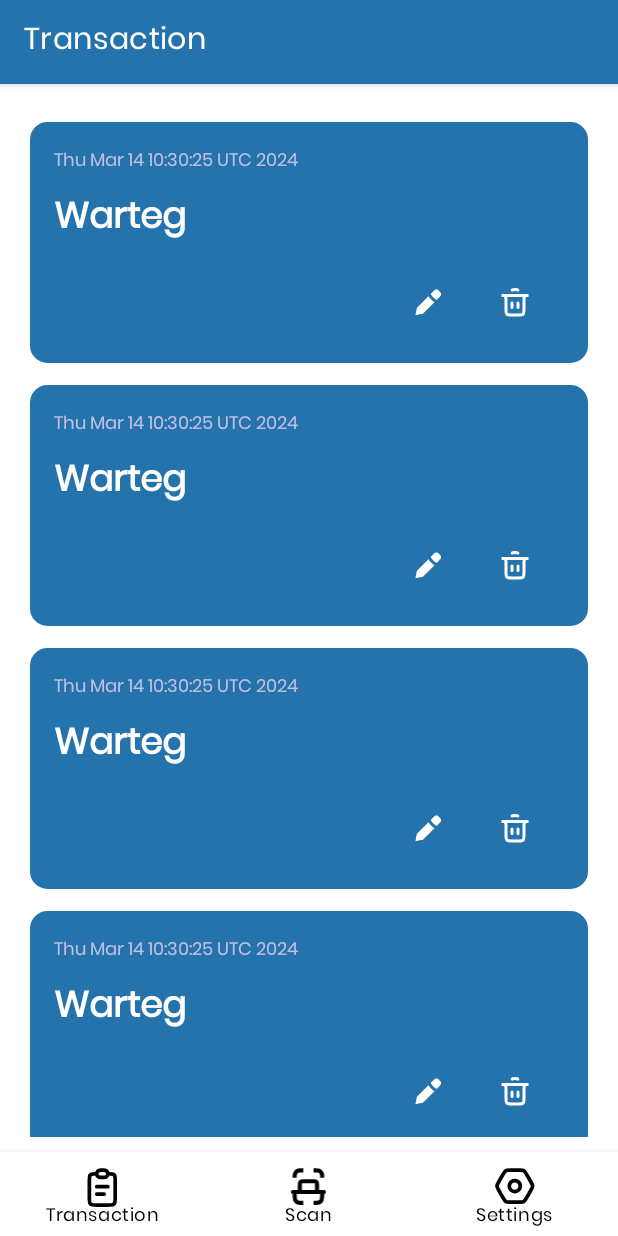
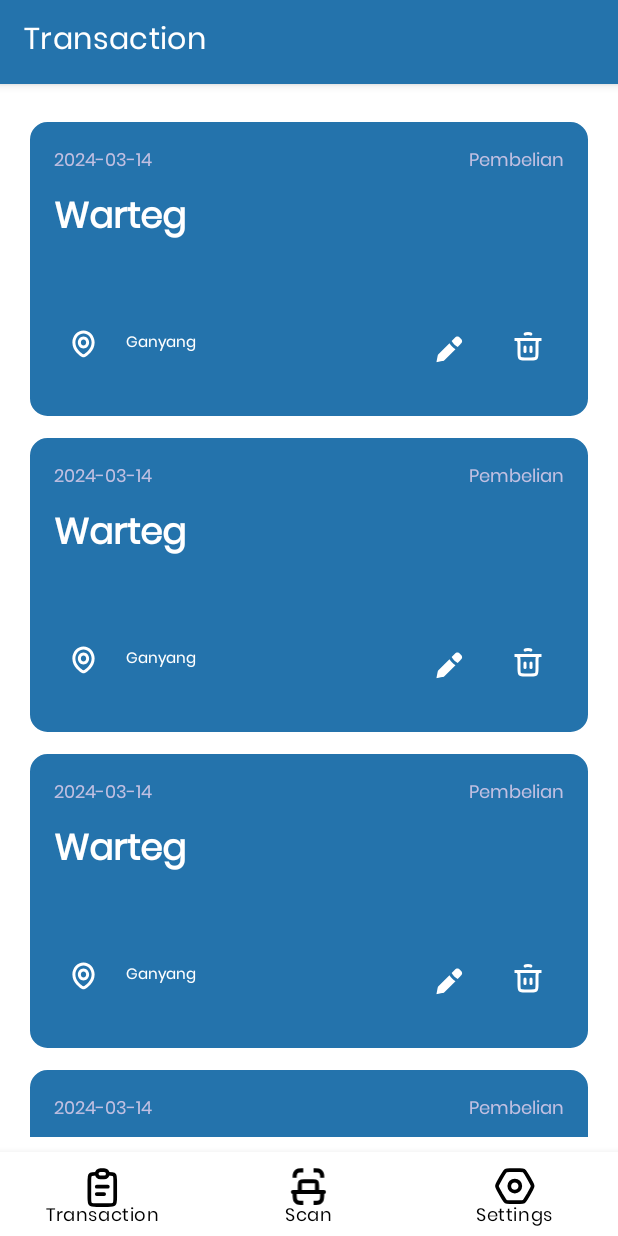
Before and after one commit to febryanarota/-IF3210-2024-Android-VBD, an Android app: the MainActivity screen opened directly, with no data from a screen before it, on a phone screen of 412 x 824 dp. Run offline under Robolectric (Android 15) with nearby library versions, the phone set to English and light mode, and no system bars; our stand-ins replace Room's generated code, navigation-ui; 4 statements that could not run were skipped.

```diff
--- a/app/src/main/java/com/example/bondoman/activities/MainActivity.kt
+++ b/app/src/main/java/com/example/bondoman/activities/MainActivity.kt
@@ -39,7 +39,6 @@ class MainActivity : AppCompatActivity() {
 
         val navController = findNavController(R.id.nav_host_fragment_activity_main)
 
-
         // Passing each menu ID as a set of Ids because each
         // menu should be considered as top level destinations.
         val appBarConfiguration = AppBarConfiguration(
--- a/app/src/main/java/com/example/bondoman/adapter/TransactionAdapter.kt
+++ b/app/src/main/java/com/example/bondoman/adapter/TransactionAdapter.kt
@@ -6,6 +6,9 @@ import android.view.ViewGroup
 import androidx.recyclerview.widget.RecyclerView
 import com.example.bondoman.databinding.ItemTransactionBinding
 import com.example.bondoman.room.models.Transaction
+import java.text.SimpleDateFormat
+import java.util.Date
+import java.util.Locale
 
 class TransactionAdapter(private val context: Context, private val transactions: List<Transaction>)
     : RecyclerView.Adapter<TransactionAdapter.ViewHolder>() {
@@ -30,7 +33,15 @@ class TransactionAdapter(private val context: Context, private val transactions:
             binding.tvDesc.text = transaction.category
             binding.tvPrice.text = transaction.price
             binding.tvLocation.text = transaction.location
-            binding.tvDate.text = transaction.date.toString()
+            binding.tvDate.text = formatDateToString(transaction.date)
+            binding.bttnTrash.setOnClickListener {
+
+            }
         }
     }
+
+    fun formatDateToString(date: Date): String {
+        val dateFormat = SimpleDateFormat("yyyy-MM-dd", Locale.getDefault())
+        return dateFormat.format(date)
+    }
 }
--- a/app/src/main/java/com/example/bondoman/fragments/TransactionFragment.kt
+++ b/app/src/main/java/com/example/bondoman/fragments/TransactionFragment.kt
@@ -50,6 +50,10 @@ class TransactionFragment : Fragment() {
         binding.rvTransactions.adapter = transactionAdapter
         binding.rvTransactions.layoutManager = LinearLayoutManager(requireContext())
 
+//        binding.rvTransactions.setOnClickListener { view
+//            if ()
+//        }
+
 //        viewModel = ViewModelProvider(this).get(TransactionViewModel::class.java)
         viewModel = ViewModelProvider(this, ViewModelFactory(
             TransactionRepository(
--- a/app/src/main/java/com/example/bondoman/room/daos/TransactionDao.kt
+++ b/app/src/main/java/com/example/bondoman/room/daos/TransactionDao.kt
@@ -27,7 +27,7 @@ interface TransactionDao {
     @Update(onConflict = OnConflictStrategy.ABORT)
     suspend fun updateTransaction(transaction: List<Transaction>) : Int
 
-    @Query("SELECT * FROM 'transaction'")
+    @Query("SELECT * FROM 'transaction' ORDER BY date DESC")
     fun getAllTransaction() : Flow<List<Transaction>>
 
 }
--- a/app/src/main/java/com/example/bondoman/room/models/Transaction.kt
+++ b/app/src/main/java/com/example/bondoman/room/models/Transaction.kt
@@ -8,8 +8,8 @@ import java.util.Date
 data class Transaction(
     @PrimaryKey(autoGenerate = true) var id: Long = 0,
     var place: String = "",
-    var category: String = "",
+    var category: String = "Pembelian",
     var price: String = "",
     var date: Date = Date(),
-    var location: String = "",
+    var location: String = "Ganyang",
 )
--- /dev/null
+++ b/app/src/main/res/drawable/pin.xml
@@ -0,0 +1,9 @@
+<vector xmlns:android="http://schemas.android.com/apk/res/android"
+    android:width="22dp"
+    android:height="24dp"
+    android:viewportWidth="22"
+    android:viewportHeight="24">
+  <path
+      android:pathData="M11.429,19.768L10.931,18.9L11.429,19.768ZM10.571,19.768L10.073,20.635H10.073L10.571,19.768ZM16.417,11C16.417,13.144 15.432,14.902 14.216,16.26C12.998,17.621 11.601,18.516 10.931,18.9L11.927,20.635C12.693,20.195 14.29,19.176 15.706,17.594C17.125,16.01 18.417,13.797 18.417,11H16.417ZM11,5C13.911,5 16.417,7.603 16.417,11H18.417C18.417,6.665 15.176,3 11,3V5ZM5.583,11C5.583,7.603 8.089,5 11,5V3C6.824,3 3.583,6.665 3.583,11H5.583ZM11.069,18.9C10.399,18.516 9.003,17.621 7.784,16.26C6.568,14.902 5.583,13.144 5.583,11H3.583C3.583,13.797 4.875,16.01 6.294,17.594C7.71,19.176 9.307,20.195 10.073,20.635L11.069,18.9ZM10.931,18.9C10.949,18.89 10.973,18.883 11,18.883C11.027,18.883 11.051,18.89 11.069,18.9L10.073,20.635C10.649,20.965 11.351,20.965 11.927,20.635L10.931,18.9ZM12.75,11C12.75,12.188 11.886,13 11,13V15C13.151,15 14.75,13.125 14.75,11H12.75ZM11,9C11.886,9 12.75,9.812 12.75,11H14.75C14.75,8.875 13.151,7 11,7V9ZM9.25,11C9.25,9.812 10.114,9 11,9V7C8.849,7 7.25,8.875 7.25,11H9.25ZM11,13C10.114,13 9.25,12.188 9.25,11H7.25C7.25,13.125 8.849,15 11,15V13Z"
+      android:fillColor="#ffffff"/>
+</vector>
--- a/app/src/main/res/layout/item_transaction.xml
+++ b/app/src/main/res/layout/item_transaction.xml
@@ -58,39 +58,25 @@
         app:layout_constraintTop_toTopOf="parent"
         tools:text="Date" />
 
-    <TextView
-        android:id="@+id/tvLocation"
-        android:layout_width="wrap_content"
-        android:layout_height="wrap_content"
-        android:layout_marginStart="8dp"
-        android:layout_marginTop="4dp"
-        android:layout_marginBottom="8dp"
-        android:textColor="@color/white"
-        android:textSize="10sp"
-        app:layout_constraintBottom_toBottomOf="parent"
-        app:layout_constraintStart_toStartOf="parent"
-        app:layout_constraintTop_toBottomOf="@+id/tvPrice"
-        tools:text="Location" />
-
     <Button
         android:id="@+id/bttnEdit"
         style="@style/Widget.MaterialComponents.Button.IconOnly"
         android:layout_width="wrap_content"
         android:layout_height="wrap_content"
-        android:layout_marginStart="226dp"
-        android:layout_marginBottom="8dp"
+        android:layout_marginEnd="4dp"
+        android:layout_marginBottom="12dp"
         android:background="@android:color/transparent"
         app:icon="@drawable/edit"
         app:iconTint="@null"
         app:layout_constraintBottom_toBottomOf="parent"
-        app:layout_constraintStart_toEndOf="@+id/tvLocation" />
+        app:layout_constraintEnd_toStartOf="@+id/bttnTrash" />
 
     <Button
         android:id="@+id/bttnTrash"
         style="@style/Widget.MaterialComponents.Button.IconOnly"
         android:layout_width="wrap_content"
         android:layout_height="wrap_content"
-        android:layout_marginTop="60dp"
+        android:layout_marginTop="83dp"
         android:layout_marginEnd="8dp"
         android:layout_marginBottom="8dp"
         android:background="@android:color/transparent"
@@ -98,7 +84,47 @@
         app:iconTint="@null"
         app:layout_constraintBottom_toBottomOf="parent"
         app:layout_constraintEnd_toEndOf="parent"
-        app:layout_constraintStart_toEndOf="@+id/bttnEdit"
         app:layout_constraintTop_toBottomOf="@+id/tvDesc" />
 
+    <LinearLayout
+        android:layout_width="wrap_content"
+        android:layout_height="wrap_content"
+        android:layout_marginStart="4dp"
+        android:layout_marginTop="3dp"
+        android:layout_marginBottom="8dp"
+        android:gravity="center_vertical"
+        android:orientation="horizontal"
+        app:layout_constraintBottom_toBottomOf="parent"
+        app:layout_constraintStart_toStartOf="parent"
+        app:layout_constraintTop_toBottomOf="@+id/tvPrice">
+
+        <Button
+            android:id="@+id/bttnLocation"
+            style="@style/Widget.MaterialComponents.Button.IconOnly"
+            android:layout_width="wrap_content"
+            android:layout_height="wrap_content"
+            android:layout_marginTop="8dp"
+            android:layout_marginBottom="8dp"
+            android:background="@android:color/transparent"
+            app:icon="@drawable/pin"
+            app:iconTint="@null" />
+
+        <TextView
+            android:id="@+id/tvLocation"
+            android:layout_width="wrap_content"
+            android:layout_height="wrap_content"
+            android:layout_marginStart="4dp"
+            android:layout_marginTop="4dp"
+            android:layout_marginBottom="4dp"
+            android:textColor="@color/white"
+            android:textSize="10sp"
+            tools:text="Location" />
+
+    </LinearLayout>
+
+    <LinearLayout
+        android:layout_width="match_parent"
+        android:layout_height="match_parent"
+        android:orientation="horizontal"></LinearLayout>
+
 </androidx.constraintlayout.widget.ConstraintLayout>
```
